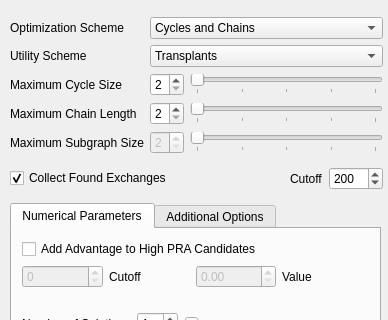
This is KPD GUI/DialogSimParameters.ui in mathieubray/KPDGUI as Qt 5 draws it before an edit; both pictures show x 0 to 388 and y 0 to 320 of the 388 by 471 pixel window. The edited form follows.
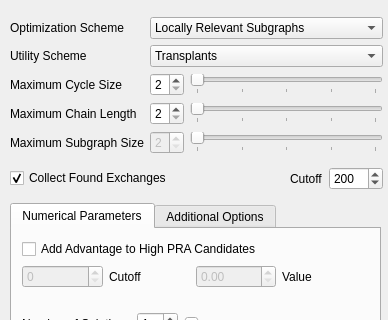
This is the edited form.

Patch:
```diff
--- a/KPD GUI/DialogSimParameters.ui
+++ b/KPD GUI/DialogSimParameters.ui
@@ -25,7 +25,7 @@
   <property name="windowTitle">
    <string>Set Parameters</string>
   </property>
-  <widget class="QWidget" name="">
+  <widget class="QWidget" name="layoutWidget">
    <property name="geometry">
     <rect>
      <x>10</x>
@@ -39,6 +39,9 @@
      <layout class="QGridLayout" name="gridLayout">
       <item row="0" column="2">
        <widget class="QComboBox" name="optComboBox">
+        <property name="currentIndex">
+         <number>2</number>
+        </property>
         <item>
          <property name="text">
           <string>Cycles and Chains</string>
```
